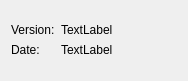
Old version of the form TildaHost/source/Interface/VersionUi/Ui_Version.ui in the repository lasersphere/Tilda.
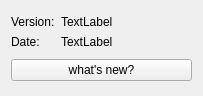
New version of the form.

The edit to the form file:
```diff
--- a/TildaHost/source/Interface/VersionUi/Ui_Version.ui
+++ b/TildaHost/source/Interface/VersionUi/Ui_Version.ui
@@ -6,8 +6,8 @@
    <rect>
     <x>0</x>
     <y>0</y>
-    <width>188</width>
-    <height>81</height>
+    <width>203</width>
+    <height>96</height>
    </rect>
   </property>
   <property name="windowTitle">
@@ -64,6 +64,13 @@
      </item>
     </layout>
    </item>
+   <item row="1" column="0">
+    <widget class="QPushButton" name="pushButton_whatsNew">
+     <property name="text">
+      <string>what's new?</string>
+     </property>
+    </widget>
+   </item>
   </layout>
  </widget>
  <resources/>
```
